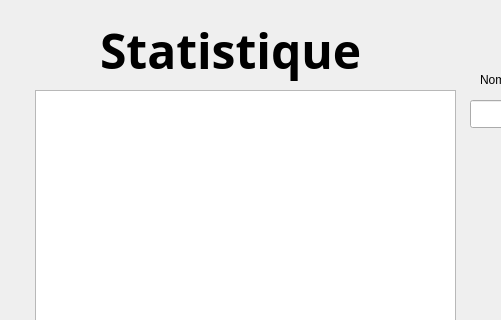
First picture: the form in statistique.ui, repository yesitswalid/CourseOrientation, before the edit; both pictures show x 0 to 501 and y 0 to 320 of the 669 by 463 pixel window.
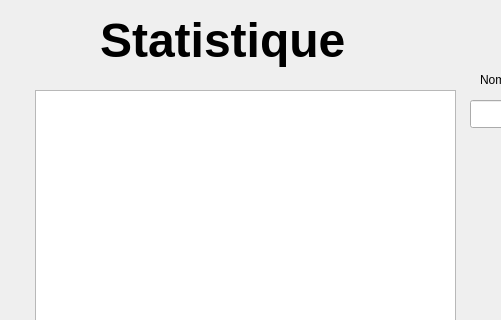
Second picture: the form after the edit.

Patch:
```diff
--- a/statistique.ui
+++ b/statistique.ui
@@ -63,14 +63,13 @@
    <property name="geometry">
     <rect>
      <x>100</x>
-     <y>20</y>
+     <y>10</y>
      <width>321</width>
      <height>61</height>
     </rect>
    </property>
    <property name="font">
     <font>
-     <family>Bahnschrift SemiBold</family>
      <pointsize>36</pointsize>
      <bold>true</bold>
     </font>
```
Left out of the diff: 2 changed lines with no effect on the pictures.
